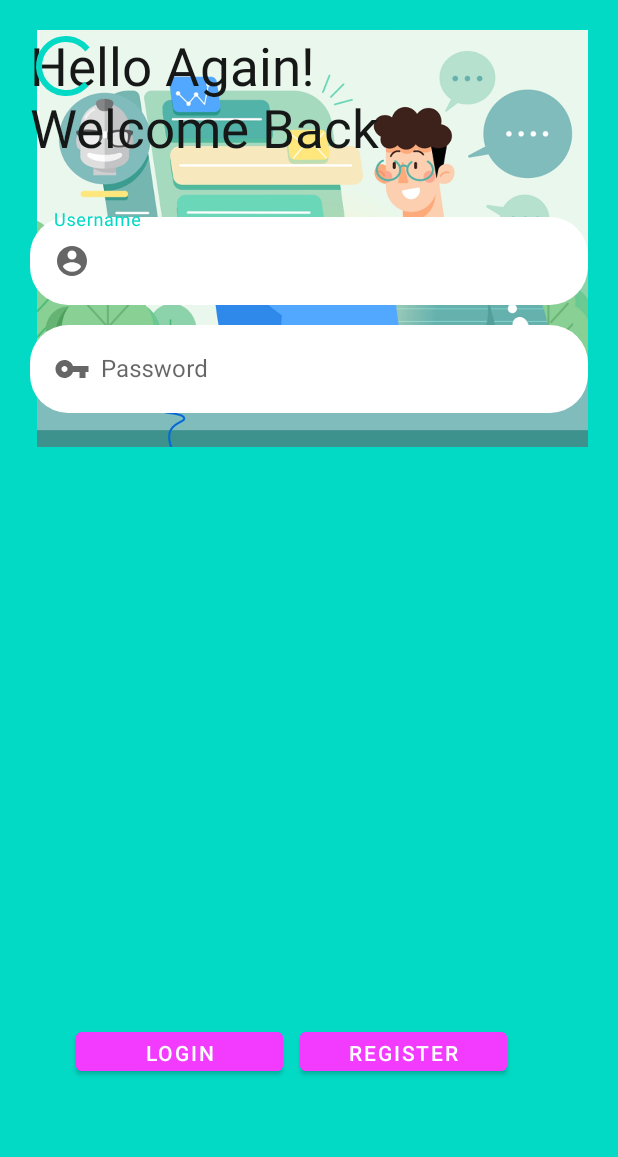
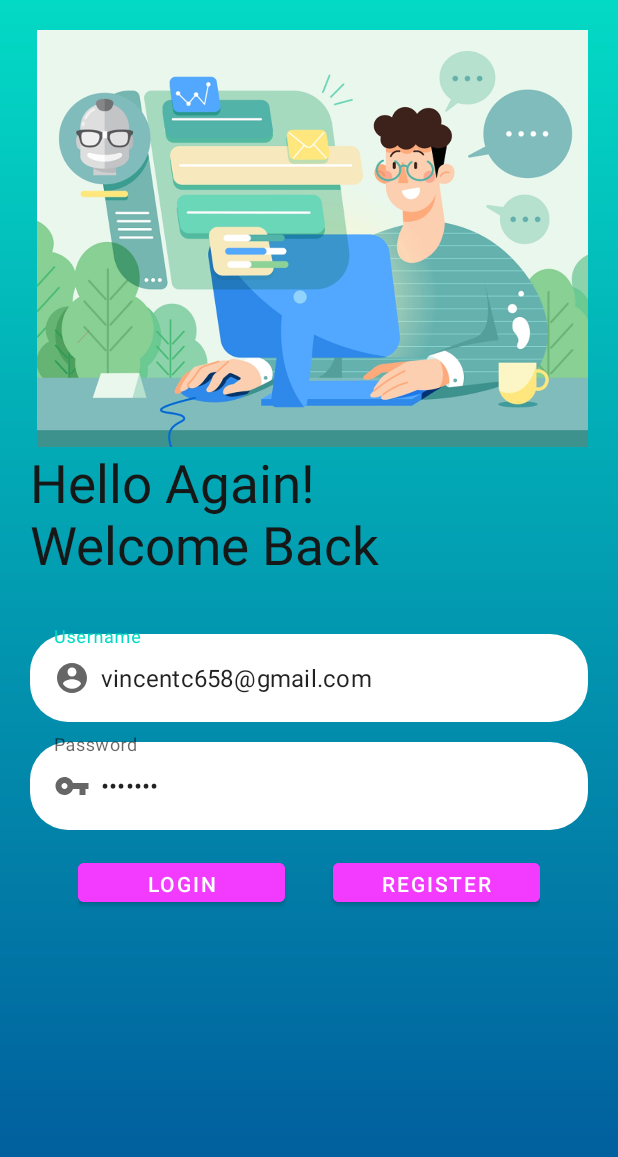
Before and after one commit to vincentc658/Budpedia, an Android app: the layout activity_login.xml on its own in the app's theme, with its tools: preview values and no code run, on a phone screen of 412 x 824 dp. Shown: the top 1157 px of the screen. Run offline under Robolectric (Android 15) with nearby library versions, the light colour scheme and no system bars.

Commit message:
- add login dan register

```diff
--- a/GajiQ/app/src/main/AndroidManifest.xml
+++ b/GajiQ/app/src/main/AndroidManifest.xml
@@ -3,6 +3,7 @@
     package="com.gajikaryawan.gajiq">
 
     <application
+        android:name=".util.App"
         android:allowBackup="true"
         android:icon="@mipmap/ic_launcher"
         android:label="@string/app_name"
@@ -30,6 +31,10 @@
             android:screenOrientation="portrait"/>
         <activity android:name=".PaySlip"
             android:screenOrientation="portrait"/>
+        <activity android:name=".LoginActivity"
+            android:screenOrientation="portrait"/>
+        <activity android:name=".RegisterActivity"
+            android:screenOrientation="portrait"/>
     </application>
 
 </manifest>
--- a/GajiQ/app/src/main/res/layout/activity_login.xml
+++ b/GajiQ/app/src/main/res/layout/activity_login.xml
@@ -1,11 +1,10 @@
 <?xml version="1.0" encoding="utf-8"?>
-<androidx.constraintlayout.widget.ConstraintLayout
-    xmlns:android="http://schemas.android.com/apk/res/android"
+<androidx.constraintlayout.widget.ConstraintLayout xmlns:android="http://schemas.android.com/apk/res/android"
     xmlns:app="http://schemas.android.com/apk/res-auto"
     xmlns:tools="http://schemas.android.com/tools"
     android:layout_width="match_parent"
     android:layout_height="match_parent"
-    android:background="@color/teal_200"
+    android:background="@drawable/background_gradient"
     android:padding="20dp"
     tools:context=".LoginActivity">
 
@@ -14,7 +13,9 @@
         android:id="@+id/img_logo"
         android:layout_width="379dp"
         android:layout_height="278dp"
-        android:src="@drawable/logoadmin" />
+        android:src="@drawable/logoadmin"
+        app:layout_constraintStart_toStartOf="parent"
+        app:layout_constraintTop_toTopOf="parent" />
 
     <TextView
         android:id="@+id/tv_description"
@@ -26,6 +27,7 @@
         app:layout_constraintEnd_toEndOf="parent"
         app:layout_constraintHorizontal_bias="0.0"
         app:layout_constraintStart_toStartOf="parent"
+        app:layout_constraintTop_toBottomOf="@+id/img_logo"
         tools:layout_editor_absoluteY="291dp" />
 
     <com.google.android.material.textfield.TextInputLayout
@@ -39,14 +41,16 @@
         app:layout_constraintTop_toBottomOf="@id/tv_description">
 
         <EditText
+            android:id="@+id/etEmail"
             android:layout_width="match_parent"
             android:layout_height="wrap_content"
-            android:hint="@string/Username"
-            android:drawablePadding="7dp"
             android:background="@drawable/custom_input"
             android:drawableLeft="@drawable/ic_baseline_account_circle_24"
+            android:drawablePadding="7dp"
+            android:hint="@string/Username"
+            android:text="vincentc658@gmail.com"
             android:importantForAutofill="no"
-            android:inputType="textPersonName" />
+            android:inputType="textEmailAddress" />
 
     </com.google.android.material.textfield.TextInputLayout>
 
@@ -61,48 +65,61 @@
         app:layout_constraintTop_toBottomOf="@id/til_fullname">
 
         <EditText
+            android:text="test123"
             android:id="@+id/Password"
             android:layout_width="match_parent"
             android:layout_height="wrap_content"
+            android:background="@drawable/custom_input"
+            android:drawableLeft="@drawable/ic_baseline_vpn_key_24"
+            android:drawablePadding="7dp"
             android:hint="@string/Password"
-            android:drawablePadding="7dp"
-            android:background="@drawable/custom_input"
             android:importantForAutofill="no"
-            android:inputType="textPersonName"
-            android:drawableLeft="@drawable/ic_baseline_vpn_key_24"/>
+            android:inputType="textPassword" />
 
     </com.google.android.material.textfield.TextInputLayout>
+<LinearLayout
+    android:layout_marginTop="16dp"
+    app:layout_constraintEnd_toEndOf="parent"
+    app:layout_constraintStart_toStartOf="parent"
+    android:orientation="horizontal"
+    app:layout_constraintTop_toBottomOf="@+id/til_username"
+    android:layout_width="wrap_content"
+    android:layout_height="wrap_content">
 
 
     <Button
+        android:layout_marginEnd="16dp"
         android:id="@+id/btn_login"
         android:layout_width="138dp"
         android:layout_height="38dp"
         android:layout_marginBottom="84dp"
+        android:backgroundTint="@color/pink"
         android:text="@string/LogIn"
-        android:backgroundTint="@color/pink"
-        app:layout_constraintBottom_toBottomOf="parent"
         app:layout_constraintEnd_toEndOf="parent"
-        app:layout_constraintHorizontal_bias="0.131"
-        app:layout_constraintStart_toStartOf="parent" />
+        app:layout_constraintStart_toStartOf="parent"
+
+        android:layout_marginRight="16dp" />
 
     <Button
+        android:layout_marginStart="16dp"
         android:id="@+id/btn_Register"
         android:layout_width="138dp"
         android:layout_height="38dp"
         android:layout_marginBottom="84dp"
+        android:backgroundTint="@color/pink"
         android:text="@string/Register"
-        android:backgroundTint="@color/pink"
         app:layout_constraintBottom_toBottomOf="parent"
         app:layout_constraintEnd_toEndOf="parent"
         app:layout_constraintHorizontal_bias="0.769"
-        app:layout_constraintStart_toStartOf="parent" />
+        app:layout_constraintStart_toStartOf="parent"
+        android:layout_marginLeft="16dp" />
+</LinearLayout>
 
-    <ProgressBar
-        android:id="@+id/progressbar"
-        android:layout_width="wrap_content"
-        android:layout_height="wrap_content"
-        tools:layout_editor_absoluteX="267dp"
-        tools:layout_editor_absoluteY="341dp" />
+<!--    <ProgressBar-->
+<!--        android:id="@+id/progressbar"-->
+<!--        android:layout_width="wrap_content"-->
+<!--        android:layout_height="wrap_content"-->
+<!--        tools:layout_editor_absoluteX="267dp"-->
+<!--        tools:layout_editor_absoluteY="341dp" />-->
 
 </androidx.constraintlayout.widget.ConstraintLayout>
--- a/GajiQ/app/src/main/res/layout/activity_main.xml
+++ b/GajiQ/app/src/main/res/layout/activity_main.xml
@@ -255,7 +255,7 @@
                 <TextView
                     android:layout_width="wrap_content"
                     android:layout_height="wrap_content"
-                    android:text="Laporan"
+                    android:text="Histori Laporan"
                     android:textSize="18dp"
                     android:textColor="#5e5e5e"
                     android:textStyle="bold"/>
@@ -275,6 +275,7 @@
     </LinearLayout>
 
     <Button
+        android:visibility="gone"
         android:id="@+id/btn_logout"
         android:layout_width="224dp"
         android:layout_height="42dp"
```
Also changed, not shown: GajiQ/app/src/main/java/com/gajikaryawan/gajiq/LoginActivity.kt (+23 -8 lines), GajiQ/app/src/main/java/com/gajikaryawan/gajiq/RegisterActivity.kt (+30 -10 lines), GajiQ/app/src/main/java/com/gajikaryawan/gajiq/SalaryStaff.kt (+6 -4 lines), GajiQ/app/src/main/java/com/gajikaryawan/gajiq/SplashscreenActivity.kt (+9 -2 lines), GajiQ/app/src/main/java/com/gajikaryawan/gajiq/database/DatabaseController.kt (+83 -7 lines), GajiQ/app/src/main/java/com/gajikaryawan/gajiq/model/Admin.kt (added, +8 -0 lines), GajiQ/app/src/main/java/com/gajikaryawan/gajiq/util/App.kt (added, +10 -0 lines), GajiQ/app/src/main/java/com/gajikaryawan/gajiq/util/Constants.kt (+8 -0 lines), GajiQ/app/src/main/java/com/gajikaryawan/gajiq/util/SessionManager.kt (added, +25 -0 lines), GajiQ/app/src/main/res/layout/activity_register.xml (+6 -6 lines).
